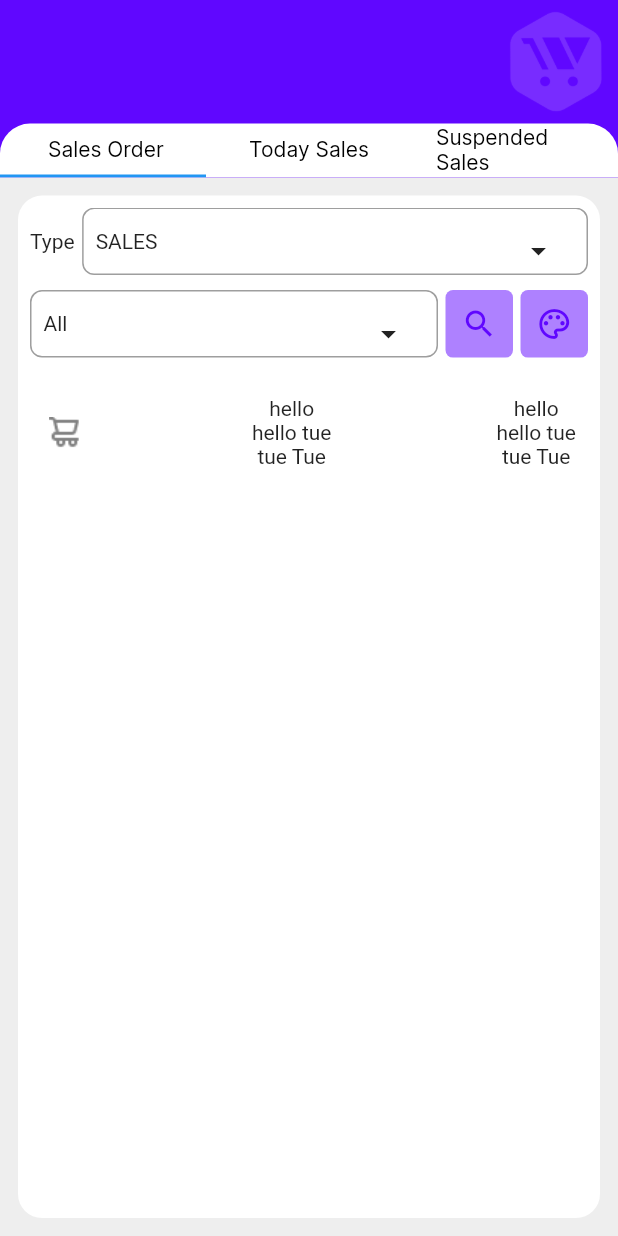
After one commit to kennyobey/ecommerce-app, a Flutter app: the SalesOrder screen opened directly, on a phone screen of 412 x 824 dp. The commit adds this screen. Run offline on Flutter 3.47's test engine with Material 2 defaults, Android fonts, the phone set to English and light mode, and no system bars; our stand-ins replace charts_flutter, google_sign_in.

Commit message:
Screen Update

```diff
--- a/lib/screens/bottom_nav_bar.dart
+++ b/lib/screens/bottom_nav_bar.dart
@@ -3,6 +3,8 @@ import 'package:socialauth/constants/colors.dart';
 
 import 'chartview.dart';
 import 'dashboard.dart';
+import 'salesOrder.dart';
+import 'tabbar.dart';
 
 class BottomNavBar extends StatefulWidget {
   const BottomNavBar({Key? key}) : super(key: key);
@@ -16,8 +18,8 @@ class _BottomNavBarState extends State<BottomNavBar> {
 
   final pages = [
     const DashBoard(),
-    ChartView(),
-    const Page3(),
+    const SalesOrder(),
+    profilePage(),
     const Page4(),
     const Page5(),
   ];
--- a/lib/screens/chartview.dart
+++ b/lib/screens/chartview.dart
@@ -56,9 +56,7 @@ class ChartView extends StatelessWidget {
       ),
     ];
     return Scaffold(
-      backgroundColor: Colors.grey[200],
-      body: SingleChildScrollView(
-        child: Stack(children: [
+      body: Stack(children: [
         Container(
           padding: const EdgeInsets.only(left: 20, right: 20, bottom: 30),
           width: MediaQuery.of(context).size.width,
@@ -263,7 +261,6 @@ class ChartView extends StatelessWidget {
           ),
         ),
       ]),
-      ),
     );
   }
 }
--- a/lib/screens/dashboard.dart
+++ b/lib/screens/dashboard.dart
@@ -2,6 +2,7 @@ import 'package:flutter/cupertino.dart';
 import 'package:flutter/material.dart';
 
 import '../constants/colors.dart';
+import 'chartview.dart';
 
 class DashBoard extends StatefulWidget {
   const DashBoard({Key? key}) : super(key: key);
@@ -186,7 +187,13 @@ class _DashBoardState extends State<DashBoard> {
                             mainAxisAlignment: MainAxisAlignment.center,
                             children: [
                               IconButton(
-                                  onPressed: () {},
+                                  onPressed: () {
+                                    Navigator.push(
+                                      context,
+                                      MaterialPageRoute(
+                                          builder: (context) => ChartView()),
+                                    );
+                                  },
                                   icon: const ImageIcon(
                                     AssetImage(
                                       "assets/images/Sales.png",
@@ -216,7 +223,13 @@ class _DashBoardState extends State<DashBoard> {
                             mainAxisAlignment: MainAxisAlignment.center,
                             children: [
                               IconButton(
-                                  onPressed: () {},
+                                  onPressed: () {
+                                    Navigator.push(
+                                      context,
+                                      MaterialPageRoute(
+                                          builder: (context) => ChartView()),
+                                    );
+                                  },
                                   icon: const ImageIcon(
                                     AssetImage(
                                       "assets/images/Receiving.png",
@@ -225,7 +238,7 @@ class _DashBoardState extends State<DashBoard> {
                                     size: 50,
                                   )),
                               const Text(
-                                "Sales",
+                                "Receving",
                                 style: TextStyle(
                                   color: Colors.white,
                                   fontFamily: "Inter",
@@ -263,7 +276,7 @@ class _DashBoardState extends State<DashBoard> {
                                     size: 50,
                                   )),
                               const Text(
-                                "Sales",
+                                "Expenses",
                                 style: TextStyle(
                                   color: Colors.white,
                                   fontFamily: "Inter",
@@ -287,13 +300,13 @@ class _DashBoardState extends State<DashBoard> {
                                   onPressed: () {},
                                   icon: const ImageIcon(
                                     AssetImage(
-                                      "assets/images/Sales.png",
+                                      "assets/images/Report.png",
                                     ),
                                     color: Colors.white,
                                     size: 50,
                                   )),
                               const Text(
-                                "Sales",
+                                "Reports",
                                 style: TextStyle(
                                   color: Colors.white,
                                   fontFamily: "Inter",
--- /dev/null
+++ b/lib/screens/salesOrder.dart
@@ -0,0 +1,196 @@
+import 'package:flutter/cupertino.dart';
+import 'package:flutter/material.dart';
+import 'package:socialauth/widgets/product_name.dart';
+
+import '../constants/colors.dart';
+import '../widgets/dropdown_button.dart';
+
+class SalesOrder extends StatefulWidget {
+  const SalesOrder({Key? key}) : super(key: key);
+
+  @override
+  State<SalesOrder> createState() => _SalesOrderState();
+}
+
+class _SalesOrderState extends State<SalesOrder>
+    with SingleTickerProviderStateMixin {
+  late final TabController _tabController = TabController(
+    length: 3,
+    vsync: this,
+  );
+  // @override
+  // void initState() {
+  //   _tabController = TabController(length: 3, vsync: this);
+  //   super.initState();
+  // }
+
+  @override
+  Widget build(BuildContext context) {
+    return Scaffold(
+      backgroundColor: AppColors.primaryColor,
+      body: Container(
+        child: Column(
+          crossAxisAlignment: CrossAxisAlignment.center,
+          children: [
+            Container(
+              padding: const EdgeInsets.only(left: 20, right: 20, bottom: 30),
+              width: MediaQuery.of(context).size.width,
+              height: MediaQuery.of(context).size.height * 0.10,
+              decoration: const BoxDecoration(
+                color: AppColors.primaryColor,
+                image: DecorationImage(
+                  scale: 2.5,
+                  alignment: Alignment.topRight,
+                  fit: BoxFit.fitHeight,
+                  image: AssetImage(
+                    "assets/images/VENDBOX-88-WHITE 2.png",
+                  ),
+                ),
+              ),
+              alignment: Alignment.topCenter,
+            ),
+            Container(
+              decoration: const BoxDecoration(
+                color: Colors.white,
+                borderRadius: BorderRadius.only(
+                  topLeft: Radius.circular(20),
+                  topRight: Radius.circular(20),
+                ),
+              ),
+              child: TabBar(
+                unselectedLabelColor: Colors.black,
+                labelColor: Colors.red,
+                tabs: const [
+                  Text(
+                    " Sales Order",
+                    style: TextStyle(
+                      color: Colors.black,
+                      fontFamily: "Inter",
+                      fontStyle: FontStyle.normal,
+                      fontWeight: FontWeight.w400,
+                      fontSize: 14,
+                    ),
+                  ),
+                  Text(
+                    "Today Sales",
+                    style: TextStyle(
+                      color: Colors.black,
+                      fontFamily: "Inter",
+                      fontStyle: FontStyle.normal,
+                      fontWeight: FontWeight.w400,
+                      fontSize: 14,
+                    ),
+                  ),
+                  Text(
+                    "Suspended Sales",
+                    style: TextStyle(
+                      color: Colors.black,
+                      fontFamily: "Inter",
+                      fontStyle: FontStyle.normal,
+                      fontWeight: FontWeight.w400,
+                      fontSize: 14,
+                    ),
+                  )
+                ],
+                controller: _tabController,
+                indicatorSize: TabBarIndicatorSize.tab,
+              ),
+            ),
+            Expanded(
+              child: Container(
+                color: Colors.grey[200],
+                height: MediaQuery.of(context).size.height,
+                width: MediaQuery.of(context).size.width,
+                child: Padding(
+                  padding: const EdgeInsets.all(12.0),
+                  child: Container(
+                    padding: EdgeInsets.all(8),
+                    height: 530,
+                    width: 332,
+                    decoration: const BoxDecoration(
+                      borderRadius: BorderRadius.all(Radius.circular(16)),
+                      color: Colors.white,
+                    ),
+                    child: Expanded(
+                      child: TabBarView(
+                        controller: _tabController,
+                        children: [
+                          Column(
+                            children: [
+                              Row(
+                                children: const [
+                                  Text("Type"),
+                                  SizedBox(
+                                    width: 5,
+                                  ),
+                                  Expanded(
+                                    child: DropDownBox(
+                                      title: "SALES",
+                                    ),
+                                  ),
+                                ],
+                              ),
+                              const SizedBox(height: 10),
+                              Row(
+                                mainAxisAlignment:
+                                    MainAxisAlignment.spaceBetween,
+                                //crossAxisAlignment: CrossAxisAlignment.stretch,
+                                children: [
+                                  const Expanded(
+                                    child: DropDownBox(
+                                      title: "All",
+                                    ),
+                                  ),
+                                  const SizedBox(width: 5),
+                                  Container(
+                                    height: 45,
+                                    width: 45,
+                                    decoration: const BoxDecoration(
+                                      borderRadius:
+                                          BorderRadius.all(Radius.circular(5)),
+                                      color: AppColors.codeNumberColor,
+                                    ),
+                                    child: IconButton(
+                                      onPressed: () {},
+                                      icon: const Icon(Icons.search),
+                                      color: AppColors.primaryColor,
+                                    ),
+                                  ),
+                                  const SizedBox(width: 5),
+                                  Container(
+                                    height: 45,
+                                    width: 45,
+                                    decoration: const BoxDecoration(
+                                      borderRadius:
+                                          BorderRadius.all(Radius.circular(5)),
+                                      color: AppColors.codeNumberColor,
+                                    ),
+                                    child: IconButton(
+                                      onPressed: () {},
+                                      icon:
+                                          const Icon(Icons.color_lens_outlined),
+                                      color: AppColors.primaryColor,
+                                    ),
+                                  )
+                                ],
+                              ),
+                              const ProductName(
+                                image: "assets/images/SalesIcon.png",
+                              )
+                            ],
+                          ),
+                          Text('Person'),
+                          Text('Person')
+                        ],
+                      ),
+                    ),
+                  ),
+                ),
+              ),
+            ),
+          ],
+        ),
+      ),
+    );
+  }
+}
--- /dev/null
+++ b/lib/screens/tabbar.dart
@@ -0,0 +1,56 @@
+import 'package:flutter/material.dart';
+
+class profilePage extends StatefulWidget {
+  @override
+  profilePageState createState() => profilePageState();
+}
+
+class profilePageState extends State<profilePage>
+    with SingleTickerProviderStateMixin {
+  late TabController _tabController;
+  @override
+  void initState() {
+    _tabController = new TabController(length: 2, vsync: this);
+    super.initState();
+  }
+
+  @override
+  Widget build(BuildContext context) {
+    return Scaffold(
+      body: Container(
+        child: Column(
+          crossAxisAlignment: CrossAxisAlignment.center,
+          children: [
+            Container(
+              height: MediaQuery.of(context).size.height / 2,
+              child: Center(
+                child: Text("Profile"),
+              ),
+              color: Colors.blue,
+            ),
+            TabBar(
+              unselectedLabelColor: Colors.black,
+              labelColor: Colors.red,
+              tabs: [
+                Tab(
+                  icon: Icon(Icons.people),
+                ),
+                Tab(
+                  icon: Icon(Icons.person),
+                )
+              ],
+              controller: _tabController,
+              indicatorSize: TabBarIndicatorSize.tab,
+            ),
+            Expanded(
+              child: TabBarView(
+                children: [Text('people'), Text('Person')],
+                controller: _tabController,
+              ),
+            ),
+          ],
+        ),
+      ),
+    );
+  }
+}
--- /dev/null
+++ b/lib/widgets/dropdown_button.dart
@@ -0,0 +1,45 @@
+import 'package:flutter/material.dart';
+
+class DropDownBox extends StatelessWidget {
+  final String? title, subTitle, image;
+  final Color? color, iconcolor, textColor;
+
+  const DropDownBox(
+      {Key? key,
+      this.title,
+      this.image,
+      this.color,
+      this.iconcolor,
+      this.subTitle,
+      this.textColor})
+      : super(key: key);
+
+  @override
+  Widget build(BuildContext context) {
+    return Container(
+        width: MediaQuery.of(context).size.width,
+        height: 45,
+        decoration: BoxDecoration(
+          border: Border.all(
+            color: Colors.grey,
+            style: BorderStyle.solid,
+            width: 1.0,
+          ),
+          color: Colors.transparent,
+          borderRadius: BorderRadius.circular(8.0),
+        ),
+        child: Padding(
+          padding: const EdgeInsets.all(8.0),
+          child: Row(
+            // mainAxisAlignment: MainAxisAlignment.center,
+            crossAxisAlignment: CrossAxisAlignment.center,
+            children: [
+              Text(title ?? ""),
+              const Spacer(),
+              IconButton(
+                  onPressed: () {}, icon: const Icon(Icons.arrow_drop_down))
+            ],
+          ),
+        ));
+  }
+}
--- /dev/null
+++ b/lib/widgets/product_name.dart
@@ -0,0 +1,60 @@
+import 'package:flutter/material.dart';
+
+class ProductName extends StatelessWidget {
+  final String? title, subTitle, image;
+  final Color? color, iconcolor, textColor;
+
+  const ProductName(
+      {Key? key,
+      this.title,
+      this.image,
+      this.color,
+      this.iconcolor,
+      this.subTitle,
+      this.textColor})
+      : super(key: key);
+
+  @override
+  Widget build(BuildContext context) {
+    return Container(
+        width: MediaQuery.of(context).size.width,
+        height: 100,
+        // decoration: BoxDecoration(
+        //   border: Border.all(
+        //     color: Colors.grey,
+        //     style: BorderStyle.solid,
+        //     width: 1.0,
+        //   ),
+        //   color: Colors.transparent,
+        //   borderRadius: BorderRadius.circular(8.0),
+        // ),
+        child: Padding(
+          padding: const EdgeInsets.all(8.0),
+          child: Row(mainAxisAlignment: MainAxisAlignment.spaceBetween,
+              //crossAxisAlignment: CrossAxisAlignment.center,
+              children: [
+                Column(
+                  // crossAxisAlignment: CrossAxisAlignment.center,
+                  mainAxisAlignment: MainAxisAlignment.center,
+                  children: [
+                    Image.asset(
+                      image ?? "",
+                      width: 30,
+                      height: 50,
+                    )
+                  ],
+                ),
+                Column(
+                  mainAxisAlignment: MainAxisAlignment.center,
+                  //crossAxisAlignment: CrossAxisAlignment.center,
+                  children: [Text("hello"), Text("hello tue"), Text("tue Tue")],
+                ),
+                Column(
+                  mainAxisAlignment: MainAxisAlignment.center,
+                  //crossAxisAlignment: CrossAxisAlignment.center,
+                  children: [Text("hello"), Text("hello tue"), Text("tue Tue")],
+                )
+              ]),
+        ));
+  }
+}
```
Lines whose indentation alone changed are shown as unchanged.
